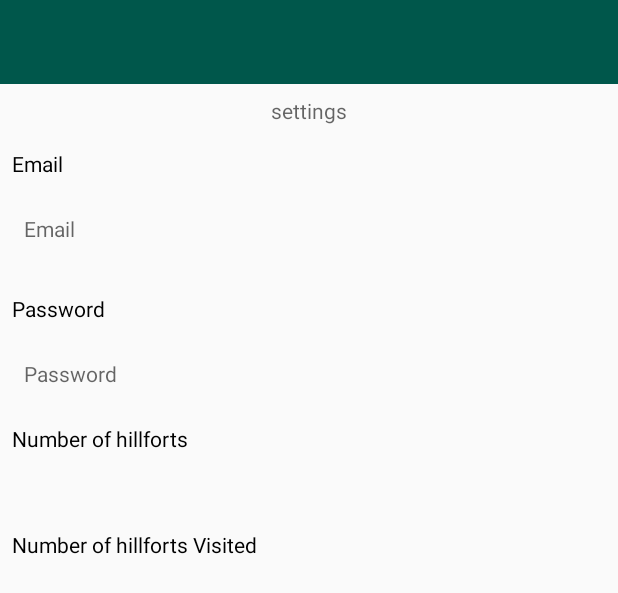
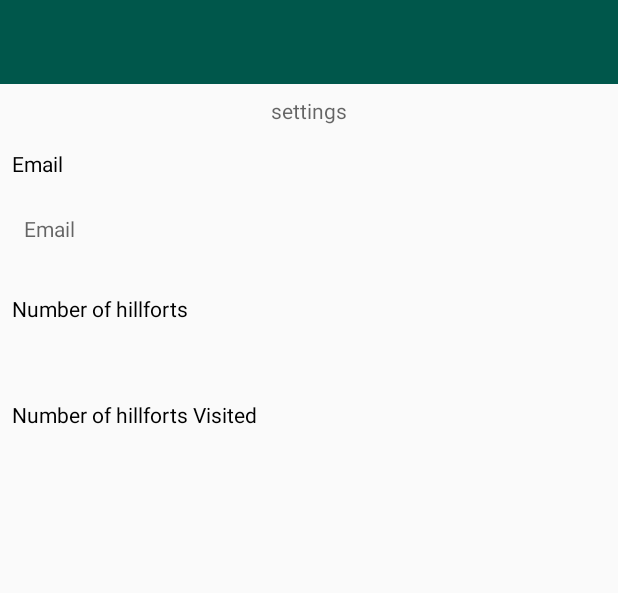
Before and after one commit to AndrewMinogue/Hillfort, an Android app: the layout settings.xml on its own in the app's theme, with its tools: preview values and no code run, on a phone screen of 412 x 824 dp. Shown: the top 593 px of the screen. Run offline under Robolectric (Android 15) with nearby library versions, the phone set to English and light mode, and no system bars.

```diff
--- a/app/src/main/java/assignment.hillfort.main/MainApp.kt
+++ b/app/src/main/java/assignment.hillfort.main/MainApp.kt
@@ -1,12 +1,10 @@
 package assignment.hillfort.main
 
 import android.app.Application
-import assignment.hillfort.models.json.HillfortJSONStore
 import assignment.hillfort.models.HillfortStore
-import assignment.hillfort.models.json.UserJSONStore
 import assignment.hillfort.models.UserStore
 import assignment.hillfort.models.firebase.HillfortFireStore
-import assignment.hillfort.models.room.HillfortStoreRoom
+import assignment.hillfort.models.json.UserJSONStore
 import org.jetbrains.anko.AnkoLogger
 import org.jetbrains.anko.info
 
@@ -18,6 +16,7 @@ class MainApp : Application(), AnkoLogger {
     override fun onCreate() {
         super.onCreate()
         hillforts = HillfortFireStore(applicationContext)
+        users = UserJSONStore(applicationContext)
         info("Hillfort started")
     }
 }
--- a/app/src/main/java/assignment.hillfort.models/HillfortModel.kt
+++ b/app/src/main/java/assignment.hillfort.models/HillfortModel.kt
@@ -19,7 +19,6 @@ data class HillfortModel(@PrimaryKey(autoGenerate = true)
                          var title: String = "",
                          var notes: String = "",
                          var description: String = "",
-
                          var visited: Boolean = false,
                          var datevisited: String = "",
                          @Embedded var location : Location = Location()) : Parcelable
--- a/app/src/main/java/assignment/hillfort/views/hillfort/login/LoginPresenter.kt
+++ b/app/src/main/java/assignment/hillfort/views/hillfort/login/LoginPresenter.kt
@@ -26,7 +26,7 @@ class LoginPresenter(view: BaseView) : BasePresenter(view) {
         auth.signInWithEmailAndPassword(email, password).addOnCompleteListener(view!!) { task ->
             if (task.isSuccessful) {
                 if (fireStore != null) {
-                    fireStore!!.fetchPlacemarks {
+                    fireStore!!.fetchHillforts {
                         view?.hideProgress()
                         view?.navigateTo(VIEW.LIST)
                     }
--- a/app/src/main/java/assignment/hillfort/views/hillfort/map/HillfortMapPresenter.kt
+++ b/app/src/main/java/assignment/hillfort/views/hillfort/map/HillfortMapPresenter.kt
@@ -26,7 +26,6 @@ class HillfortMapPresenter(view: BaseView) : BasePresenter(view) {
     }
 
     fun doMarkerSelected(marker: Marker) {
-        val tag = marker.tag as Long
         doAsync {
             val hillfort = marker.tag as HillfortModel
             uiThread {
@@ -35,7 +34,7 @@ class HillfortMapPresenter(view: BaseView) : BasePresenter(view) {
         }
     }
 
-    fun loadPlacemarks() {
+    fun loadHillforts() {
         doAsync {
             val hillforts = app.hillforts.findAll()
             uiThread {
--- a/app/src/main/java/assignment/hillfort/views/hillfort/map/HillfortMapView.kt
+++ b/app/src/main/java/assignment/hillfort/views/hillfort/map/HillfortMapView.kt
@@ -28,7 +28,7 @@ class HillfortMapView : BaseView(), GoogleMap.OnMarkerClickListener {
         mapView.getMapAsync {
             map = it
             map.setOnMarkerClickListener(this)
-            presenter.loadPlacemarks()
+            presenter.loadHillforts()
         }
     }
 
--- a/app/src/main/res/layout/settings.xml
+++ b/app/src/main/res/layout/settings.xml
@@ -76,30 +76,6 @@
 
 
                 <TextView
-                    android:id="@+id/password"
-                    android:layout_width="wrap_content"
-                    android:layout_height="wrap_content"
-                    android:text="@string/login_password"
-                    android:padding="8dp"
-                    android:textColor="@color/black"
-                    android:textSize="14sp" />
-
-                <TextView
-                    android:id="@+id/etLogin_password1"
-                    android:layout_width="match_parent"
-                    android:layout_height="wrap_content"
-                    android:layout_margin="8dp"
-                    android:hint="@string/login_password"
-                    android:inputType="text"
-                    android:maxLength="25"
-                    android:maxLines="1"
-                    android:padding="8dp"
-                    android:textColor="@color/colorPrimaryDark"
-                    android:textSize="14sp" />
-
-
-
-                <TextView
                     android:id="@+id/TVhillfortCount"
                     android:layout_width="wrap_content"
                     android:layout_height="wrap_content"
--- a/app/src/main/res/values/strings.xml
+++ b/app/src/main/res/values/strings.xml
@@ -3,6 +3,7 @@
     <string name="button_addHillfort">Add Hillfort</string>
     <string name="button_deleteHillfort">Delete</string>
 
+    <string name="button_updatePassword">  Update Password </string>
     <string name="button_addImage">  Add Image </string>
     <string name="hillfort_visited">  visited </string>
     <string name="button_location">Set Location</string>
```
Also changed, not shown: app/src/main/java/assignment.hillfort.models/firebase/HillfortFireStore.kt (+15 -3 lines), app/src/main/java/assignment/hillfort/activities/SettingsActivity.kt (+47 -32 lines), app/src/main/java/assignment/hillfort/views/hillfort/hillfort/HillfortPresenter.kt (+9 -0 lines), app/src/main/java/assignment/hillfort/views/hillfort/hillfort/HillfortView.kt (+14 -0 lines), app/src/main/java/assignment/hillfort/views/hillfort/hillfortlist/HillfortListView.kt (+0 -12 lines).
